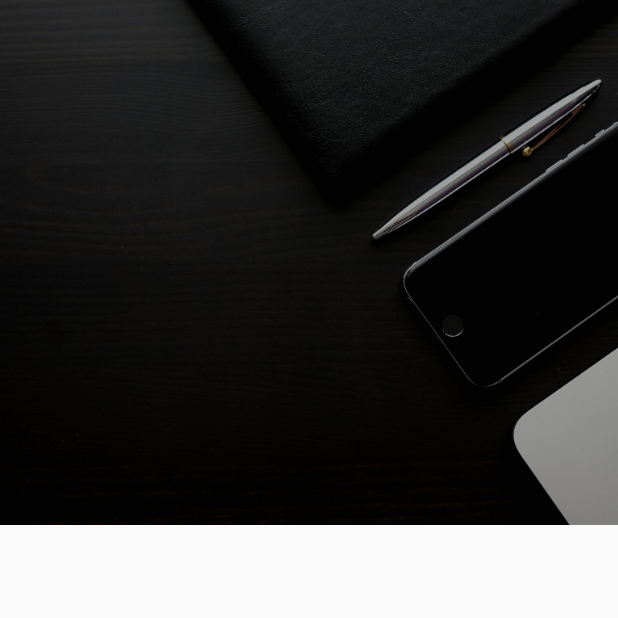
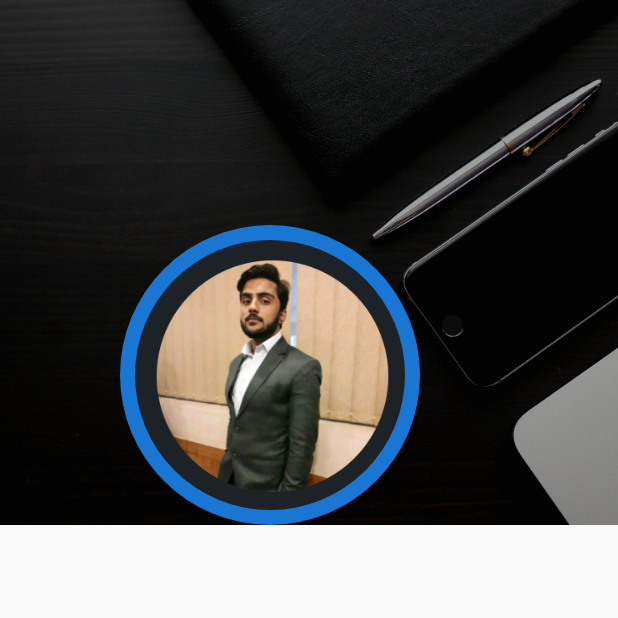
Before and after one commit to EMIkram/portfolio, a Flutter app: the screen it shows after launch, on a phone screen of 412 x 824 dp, the top half of it. Run offline on Flutter 3.47's test engine with Material 2 defaults, Android fonts, the phone set to English and light mode, and no system bars; missing offline and left inert: dart:html.

```diff
--- a/lib/views/home.dart
+++ b/lib/views/home.dart
@@ -28,16 +28,18 @@ class HomePage extends StatelessWidget {
                   height: 350,
                   color: Colors.black38,
                 ),
-                // Row(
-                //   children: [
-                //     SizedBox(width: 100,),
-                //     CircleAvatar(
-                //       child: CircleAvatar(
-                //         child: Image.asset('assets/images/dp.png'),
-                //       ),
-                //     )
-                //   ],
-                // )
+                Row(
+                  children: [
+                    SizedBox(width: 80,),
+                    CircleAvatar(
+                      radius: 100,
+                      child: CircleAvatar(
+                        radius: 90,
+                        backgroundImage: AssetImage('assets/images/dp.png'),
+                      ),
+                    )
+                  ],
+                )
               ],
             )
           ],
```
